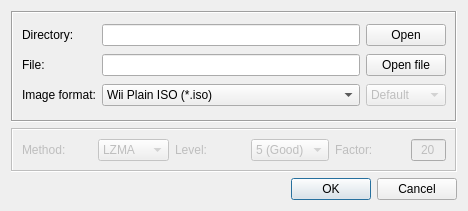
The window that resources/ui/wiibafudialog.ui (evertonstz/wiibafu) describes before a commit, drawn with Qt 5.
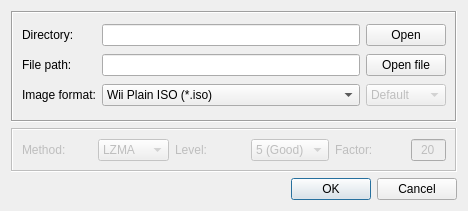
The same window after the commit. Icons and pictures are not drawn.

Commit message: Auto build path for extraction

```diff
--- a/resources/ui/wiibafudialog.ui
+++ b/resources/ui/wiibafudialog.ui
@@ -69,7 +69,7 @@
          <locale language="English" country="UnitedStates"/>
         </property>
         <property name="text">
-         <string>File:</string>
+         <string>File path:</string>
         </property>
        </widget>
       </item>
```
The commit also changes 4 other files.
